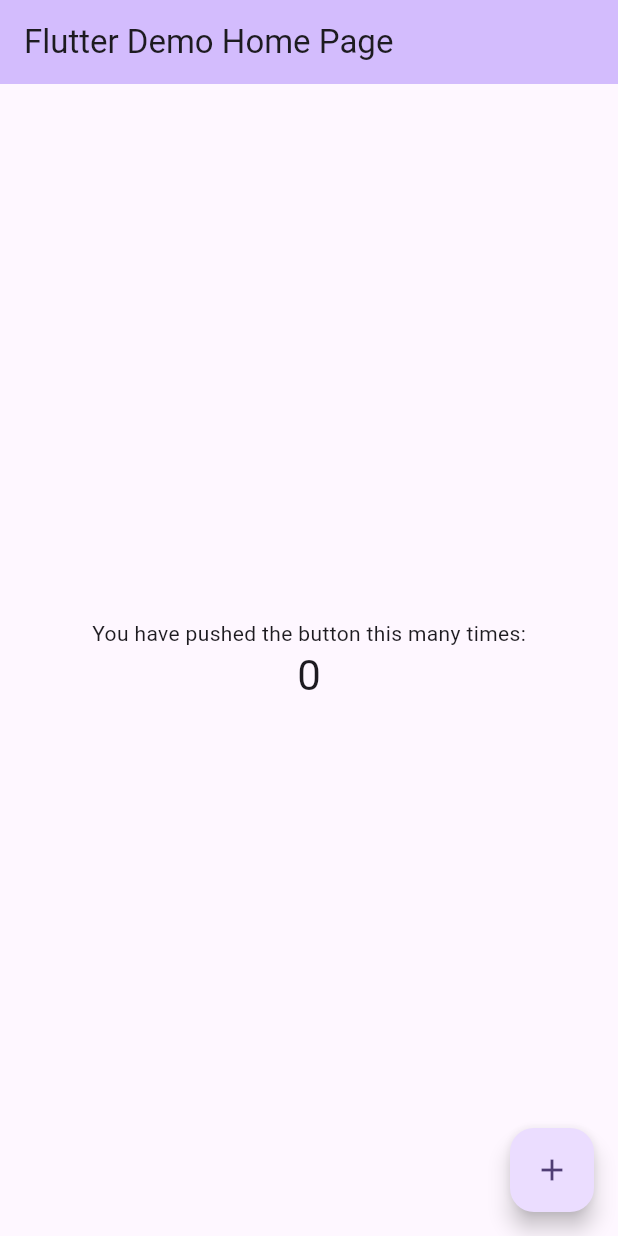
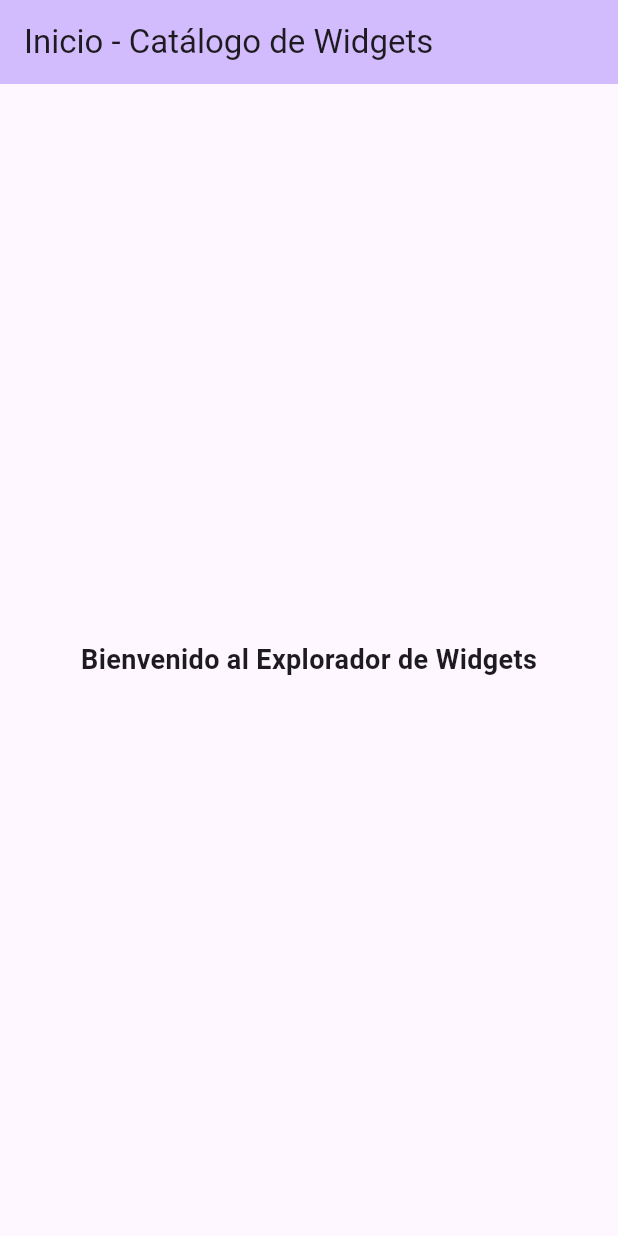
Before and after one commit to QuinterosF/catalogo_widgets_app_v1, a Flutter app: the screen it shows after launch, on a phone screen of 412 x 824 dp. Run offline on Flutter 3.47's test engine with Material 3 defaults, Android fonts, the phone set to English and light mode, and no system bars.

Commit message:
feat: limpieza de main.dart y creación del Scaffold principal

```diff
--- a/lib/main.dart
+++ b/lib/main.dart
@@ -7,115 +7,37 @@ void main() {
 class MyApp extends StatelessWidget {
   const MyApp({super.key});
 
-  // This widget is the root of your application.
   @override
   Widget build(BuildContext context) {
     return MaterialApp(
-      title: 'Flutter Demo',
+      debugShowCheckedModeBanner: false, // Oculta la etiqueta de 'DEBUG'
+      title: 'Catálogo de Widgets',
       theme: ThemeData(
-        // This is the theme of your application.
-        //
-        // TRY THIS: Try running your application with "flutter run". You'll see
-        // the application has a purple toolbar. Then, without quitting the app,
-        // try changing the seedColor in the colorScheme below to Colors.green
-        // and then invoke "hot reload" (save your changes or press the "hot
-        // reload" button in a Flutter-supported IDE, or press "r" if you used
-        // the command line to start the app).
-        //
-        // Notice that the counter didn't reset back to zero; the application
-        // state is not lost during the reload. To reset the state, use hot
-        // restart instead.
-        //
-        // This works for code too, not just values: Most code changes can be
-        // tested with just a hot reload.
-        colorScheme: .fromSeed(seedColor: Colors.deepPurple),
+        colorScheme: ColorScheme.fromSeed(seedColor: Colors.deepPurple),
+        useMaterial3: true,
       ),
-      home: const MyHomePage(title: 'Flutter Demo Home Page'),
+      home: const MenuPrincipalScreen(),
     );
   }
 }
 
-class MyHomePage extends StatefulWidget {
-  const MyHomePage({super.key, required this.title});
-
-  // This widget is the home page of your application. It is stateful, meaning
-  // that it has a State object (defined below) that contains fields that affect
-  // how it looks.
-
-  // This class is the configuration for the state. It holds the values (in this
-  // case the title) provided by the parent (in this case the App widget) and
-  // used by the build method of the State. Fields in a Widget subclass are
-  // always marked "final".
-
-  final String title;
-
-  @override
-  State<MyHomePage> createState() => _MyHomePageState();
-}
-
-class _MyHomePageState extends State<MyHomePage> {
-  int _counter = 0;
-
-  void _incrementCounter() {
-    setState(() {
-      // This call to setState tells the Flutter framework that something has
-      // changed in this State, which causes it to rerun the build method below
-      // so that the display can reflect the updated values. If we changed
-      // _counter without calling setState(), then the build method would not be
-      // called again, and so nothing would appear to happen.
-      _counter++;
-    });
-  }
+class MenuPrincipalScreen extends StatelessWidget {
+  const MenuPrincipalScreen({super.key});
 
   @override
   Widget build(BuildContext context) {
-    // This method is rerun every time setState is called, for instance as done
-    // by the _incrementCounter method above.
-    //
-    // The Flutter framework has been optimized to make rerunning build methods
-    // fast, so that you can just rebuild anything that needs updating rather
-    // than having to individually change instances of widgets.
+    // Scaffold provee la estructura visual básica (AppBar, Body, FAB, etc.)
     return Scaffold(
       appBar: AppBar(
-        // TRY THIS: Try changing the color here to a specific color (to
-        // Colors.amber, perhaps?) and trigger a hot reload to see the AppBar
-        // change color while the other colors stay the same.
+        title: const Text('Inicio - Catálogo de Widgets'),
         backgroundColor: Theme.of(context).colorScheme.inversePrimary,
-        // Here we take the value from the MyHomePage object that was created by
-        // the App.build method, and use it to set our appbar title.
-        title: Text(widget.title),
       ),
-      body: Center(
-        // Center is a layout widget. It takes a single child and positions it
-        // in the middle of the parent.
-        child: Column(
-          // Column is also a layout widget. It takes a list of children and
-          // arranges them vertically. By default, it sizes itself to fit its
-          // children horizontally, and tries to be as tall as its parent.
-          //
-          // Column has various properties to control how it sizes itself and
-          // how it positions its children. Here we use mainAxisAlignment to
-          // center the children vertically; the main axis here is the vertical
-          // axis because Columns are vertical (the cross axis would be
-          // horizontal).
-          //
-          // TRY THIS: Invoke "debug painting" (choose the "Toggle Debug Paint"
-          // action in the IDE, or press "p" in the console), to see the
-          // wireframe for each widget.
-          mainAxisAlignment: .center,
-          children: [
-            const Text('You have pushed the button this many times:'),
-            Text(
-              '$_counter',
-              style: Theme.of(context).textTheme.headlineMedium,
-            ),
-          ],
+      // Center se encarga de posicionar a su hijo exactamente en el medio
+      body: const Center(
+        child: Text(
+          'Bienvenido al Explorador de Widgets',
+          style: TextStyle(fontSize: 18, fontWeight: FontWeight.bold),
         ),
-      ),
-      floatingActionButton: FloatingActionButton(
-        onPressed: _incrementCounter,
-        tooltip: 'Increment',
-        child: const Icon(Icons.add),
       ),
     );
   }
```
